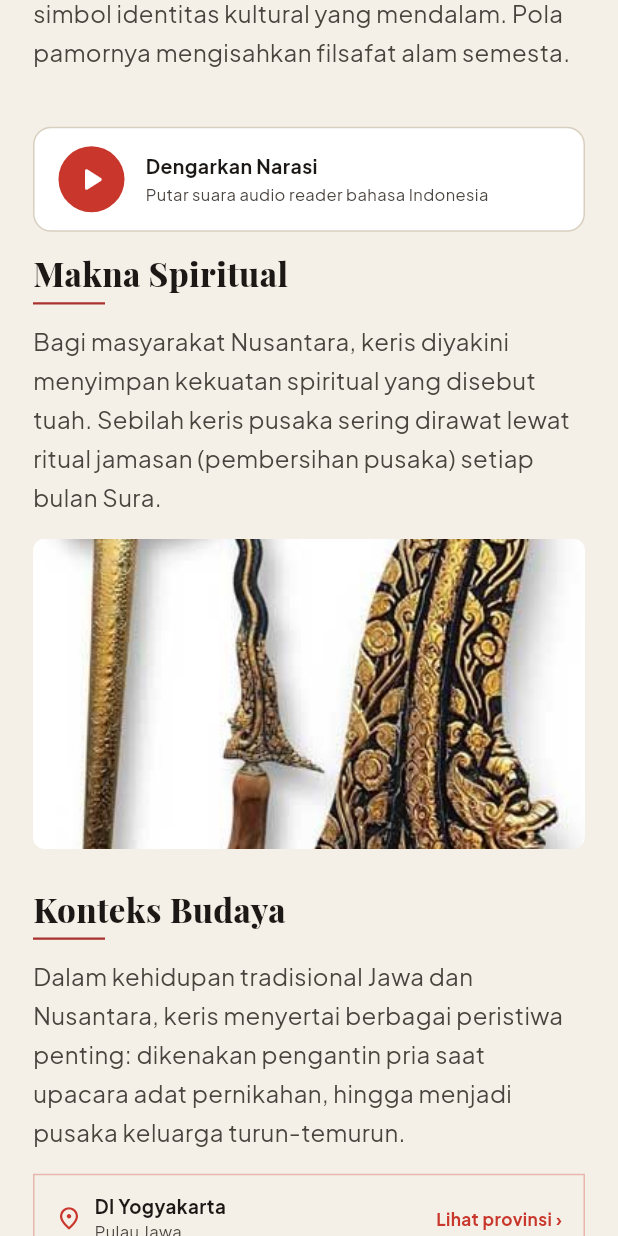
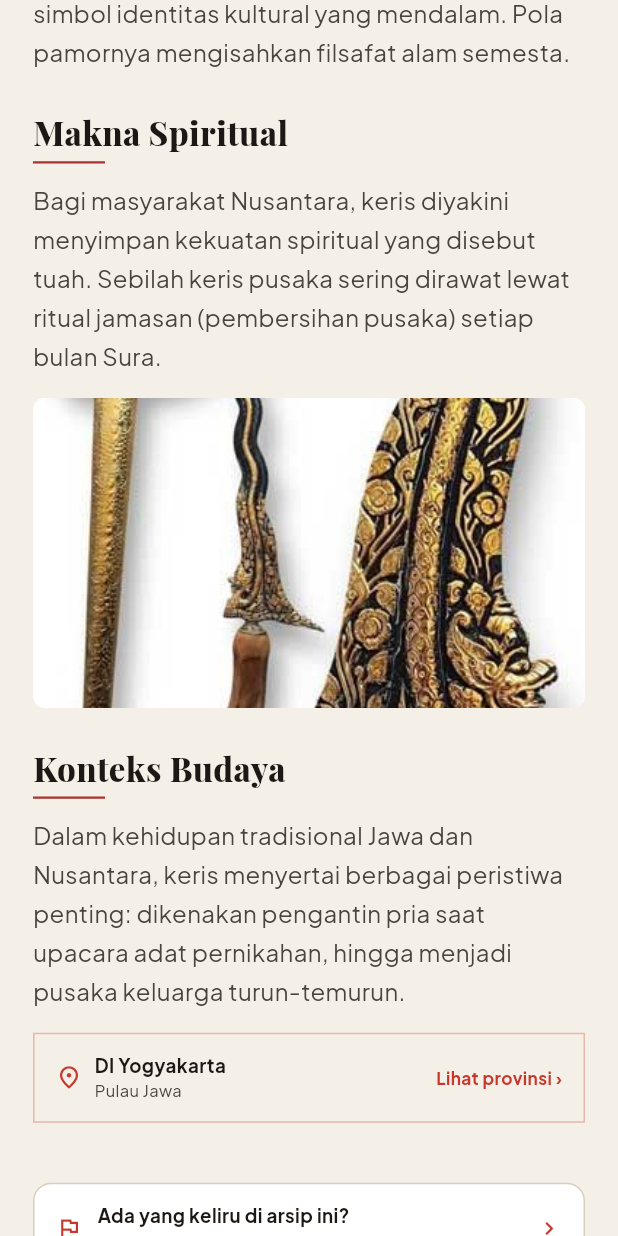
Before and after one commit to ShineyVamp/RenjanaApp, a Flutter app: the DetailBudayaPage screen opened directly with sample values from the repository, scrolled down 576 dp, on a phone screen of 412 x 824 dp. Run offline on Flutter 3.47's test engine with Material 3 defaults, Android fonts, the light colour scheme and no system bars; our stand-ins replace device_preview, flutter_local_notifications, google_fonts, image_picker, lottie, permission_handler and 4 more; accounts and stored records are empty; statements that could not run were skipped.

Commit message:
hapus TTS dan pindah kuis

```diff
--- a/lib/core/widgets/tombol_suara_arsip.dart
+++ /dev/null
@@ -1,133 +0,0 @@
-import 'package:flutter/material.dart';
-import 'package:google_fonts/google_fonts.dart';
-
-import '../constants/app_colors.dart';
-import '../../services/pembaca_arsip.dart';
-
-// Komponen pemutar suara / audio reader yang disematkan di halaman detail arsip.
-class TombolSuaraArsip extends StatefulWidget {
-  final String teksNarasi;
-  final String judul;
-
-  const TombolSuaraArsip({
-    super.key,
-    required this.teksNarasi,
-    this.judul = 'Narasi Arsip',
-  });
-
-  @override
-  State<TombolSuaraArsip> createState() => _TombolSuaraArsipState();
-}
-
-class _TombolSuaraArsipState extends State<TombolSuaraArsip> {
-  final PembacaArsip _pembaca = PembacaArsip();
-
-  @override
-  void initState() {
-    super.initState();
-    _pembaca.onStatusBerubah = (status) {
-      if (mounted) setState(() {});
-    };
-  }
-
-  @override
-  Widget build(BuildContext context) {
-    final sedangMembaca = _pembaca.sedangMembaca;
-    final sedangJeda = _pembaca.sedangJeda;
-    final aktif = _pembaca.aktif;
-
-    return Padding(
-      padding: const EdgeInsets.symmetric(horizontal: 22, vertical: 12),
-      child: Container(
-        padding: const EdgeInsets.symmetric(horizontal: 16, vertical: 12),
-        decoration: BoxDecoration(
-          color: aktif
-              ? AppColors.primary.withAlpha(25)
-              : AppColors.surface,
-          borderRadius: BorderRadius.circular(12),
-          border: Border.all(
-            color: aktif ? AppColors.primary : AppColors.border,
-            width: aktif ? 1.5 : 1.0,
-          ),
-          boxShadow: [
-            if (aktif)
-              BoxShadow(
-                color: AppColors.primary.withAlpha(20),
-                blurRadius: 8,
-                spreadRadius: 1,
-              ),
-          ],
-        ),
-        child: Row(
-          children: [
-            // Tombol Putar / Jeda
-            GestureDetector(
-              onTap: () => _pembaca.toggle(widget.teksNarasi),
-              child: Container(
-                width: 44,
-                height: 44,
-                decoration: BoxDecoration(
-                  color: AppColors.primary,
-                  shape: BoxShape.circle,
-                ),
-                child: Icon(
-                  sedangMembaca
-                      ? Icons.pause_rounded
-                      : Icons.play_arrow_rounded,
-                  color: Colors.white,
-                  size: 26,
-                ),
-              ),
-            ),
-            const SizedBox(width: 14),
-
-            // Teks Keterangan
-            Expanded(
-              child: Column(
-                crossAxisAlignment: CrossAxisAlignment.start,
-                mainAxisSize: MainAxisSize.min,
-                children: [
-                  Text(
-                    sedangMembaca
-                        ? 'Sedang Membacakan...'
-                        : (sedangJeda ? 'Audio Dijeda' : 'Dengarkan Narasi'),
-                    style: GoogleFonts.plusJakartaSans(
-                      fontSize: 13,
-                      fontWeight: FontWeight.bold,
-                      color: AppColors.textPrimary,
-                    ),
-                  ),
-                  const SizedBox(height: 2),
-                  Text(
-                    sedangMembaca || sedangJeda
-                        ? widget.judul
-                        : 'Putar suara audio reader bahasa Indonesia',
-                    maxLines: 1,
-                    overflow: TextOverflow.ellipsis,
-                    style: GoogleFonts.plusJakartaSans(
-                      fontSize: 11,
-                      color: AppColors.textSecondary,
-                    ),
-                  ),
-                ],
-              ),
-            ),
-
-            // Tombol Stop bila aktif
-            if (aktif) ...[
-              IconButton(
-                icon: const Icon(
-                  Icons.stop_circle_outlined,
-                  color: AppColors.error,
-                  size: 24,
-                ),
-                tooltip: 'Berhenti',
-                onPressed: () => _pembaca.berhenti(),
-              ),
-            ],
-          ],
-        ),
-      ),
-    );
-  }
-}
--- a/lib/presentation/detail/detail_budaya_page.dart
+++ b/lib/presentation/detail/detail_budaya_page.dart
@@ -15,12 +15,10 @@ import '../../core/widgets/detail_spec_block.dart';
 import '../../core/widgets/detail_top_bar.dart';
 import '../../core/widgets/media_arsip.dart';
 import '../../core/widgets/tombol_koreksi.dart';
-import '../../core/widgets/tombol_suara_arsip.dart';
 import '../../data/models/budaya_model.dart';
 import '../../data/models/usulan_model.dart';
 import '../../data/repositories/bookmark_repository.dart';
 import '../../data/repositories/budaya_repository.dart';
-import '../../services/pembaca_arsip.dart';
 import '../../services/pembagi_arsip.dart';
 import '../../services/pembuka_peta.dart';
 import '../../services/pencatat_bacaan.dart';
@@ -74,26 +72,11 @@ class _DetailBudayaPageState extends State<DetailBudayaPage> {
 
   @override
   void dispose() {
-    PembacaArsip().berhenti();
     _pencatat.batalkan();
     _scrollRelated.dispose();
     super.dispose();
   }
 
-  String get _narasiLengkap {
-    final data = widget.budaya;
-    final buffer = StringBuffer();
-    buffer.write('${data.judul}. ');
-    if (data.tagline.isNotEmpty) buffer.write('${data.tagline}. ');
-    buffer.write('${data.deskripsi}. ');
-    if (data.maknaSpiritual != null && data.maknaSpiritual!.isNotEmpty) {
-      buffer.write('Makna spiritual: ${data.maknaSpiritual}. ');
-    }
-    if (data.konteksBudaya != null && data.konteksBudaya!.isNotEmpty) {
-      buffer.write('Konteks budaya: ${data.konteksBudaya}. ');
-    }
-    return buffer.toString();
-  }
 
   // Destinasi bisa dikunjungi langsung, jadi diberi pintasan ke aplikasi peta.
   Widget _buildTombolPeta(BudayaModel data) {
@@ -345,12 +328,6 @@ class _DetailBudayaPageState extends State<DetailBudayaPage> {
                     ],
                   ),
 
-                  // pemutar audio text-to-speech
-                  TombolSuaraArsip(
-                    teksNarasi: _narasiLengkap,
-                    judul: data.judul,
-                  ),
-
                   // section field khas kategori
                   ..._buildSectionKategori(data),
 
--- a/lib/presentation/main/main_page.dart
+++ b/lib/presentation/main/main_page.dart
@@ -12,7 +12,6 @@ import '../home/home_page.dart';
 import '../jelajah/jelajah_page.dart';
 import '../komunitas/komunitas_page.dart';
 import '../peta/peta_page.dart';
-import '../quiz/quiz_page.dart';
 
 class MainPage extends StatefulWidget {
   final UserSQLModel? currentUser;
@@ -57,7 +56,6 @@ class _MainPageState extends State<MainPage> {
     'Beranda',
     'Jelajah',
     'Peta',
-    'Kuis',
     'Komunitas',
     'Profil',
   ];
@@ -66,7 +64,6 @@ class _MainPageState extends State<MainPage> {
     'assets/animations/home.json',
     'assets/animations/compass.json',
     'assets/animations/map.json',
-    'assets/animations/quiz.json',
     '',
     'assets/animations/person.json',
   ];
@@ -75,7 +72,6 @@ class _MainPageState extends State<MainPage> {
     Icons.home_outlined,
     Icons.explore_outlined,
     Icons.map_outlined,
-    Icons.quiz_outlined,
     Icons.forum_outlined,
     Icons.person_outline,
   ];
@@ -89,7 +85,6 @@ class _MainPageState extends State<MainPage> {
       ),
       JelajahPage(onBukaPeta: () => setState(() => _selectedIndex = 2)),
       const PetaPage(),
-      const QuizPage(),
       const KomunitasPage(),
       const ProfilePage(),
     ];
--- a/pubspec.yaml
+++ b/pubspec.yaml
@@ -42,7 +42,6 @@ dependencies:
   permission_handler: ^11.4.0
   url_launcher: ^6.3.2
   share_plus: ^13.3.0
-  flutter_tts: ^4.2.2
   flutter_local_notifications: ^19.0.0
   timezone: ^0.10.0
 dev_dependencies:
```
Also changed, not shown: lib/presentation/capaian/riwayat_kuis_page.dart (+20 -1 lines), lib/presentation/detail/detail_sejarah_page.dart (+0 -23 lines), lib/presentation/home/home_page.dart (+12 -0 lines), lib/presentation/home/widgets/banner_kuis.dart (added, +52 -0 lines), lib/presentation/wilayah/detail_provinsi_page.dart (+0 -8 lines), lib/presentation/wilayah/detail_pulau_page.dart (+0 -8 lines), lib/services/pembaca_arsip.dart (deleted, +0 -141 lines), pubspec.lock.
